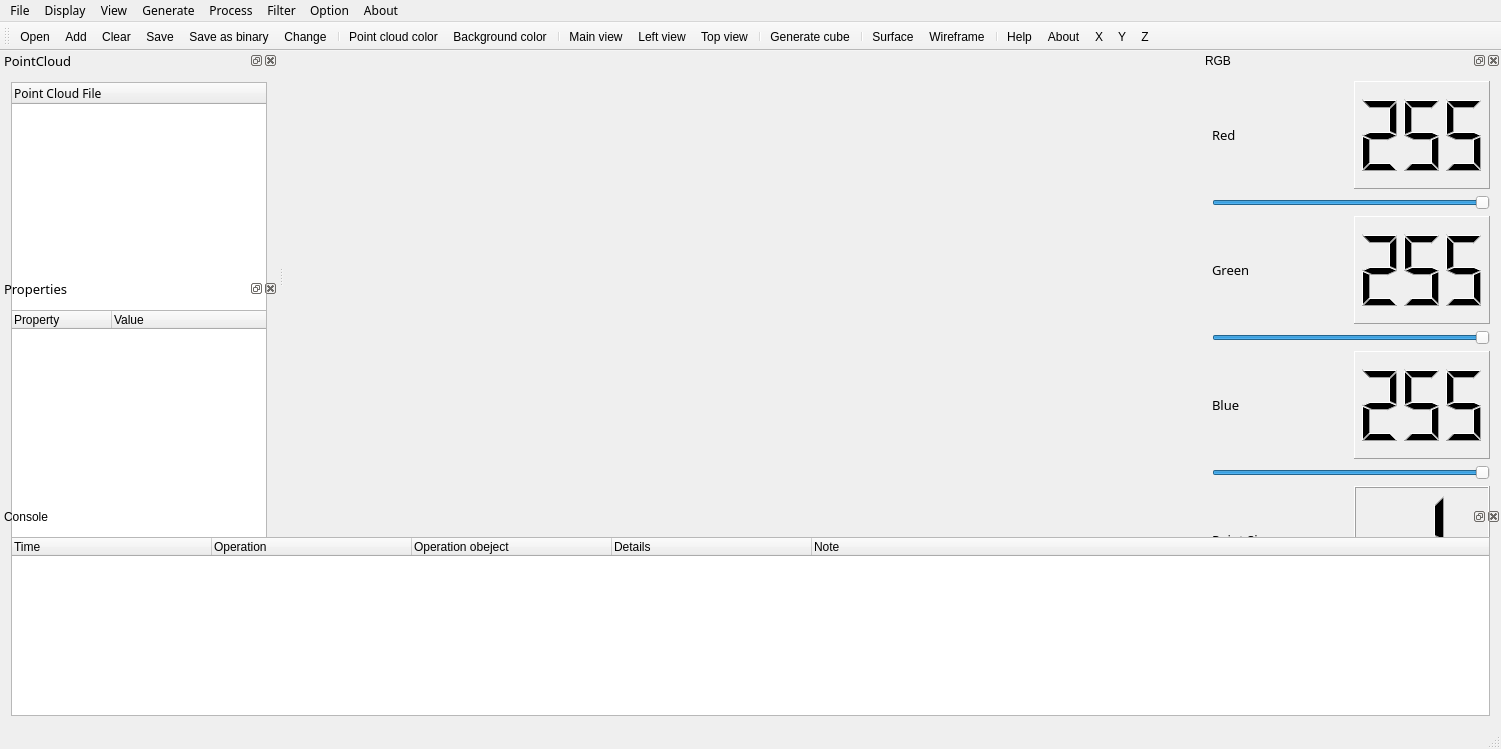
Qt form cloudviewer.ui (TJU-SSE-Lab510/PCV_new) before a commit.
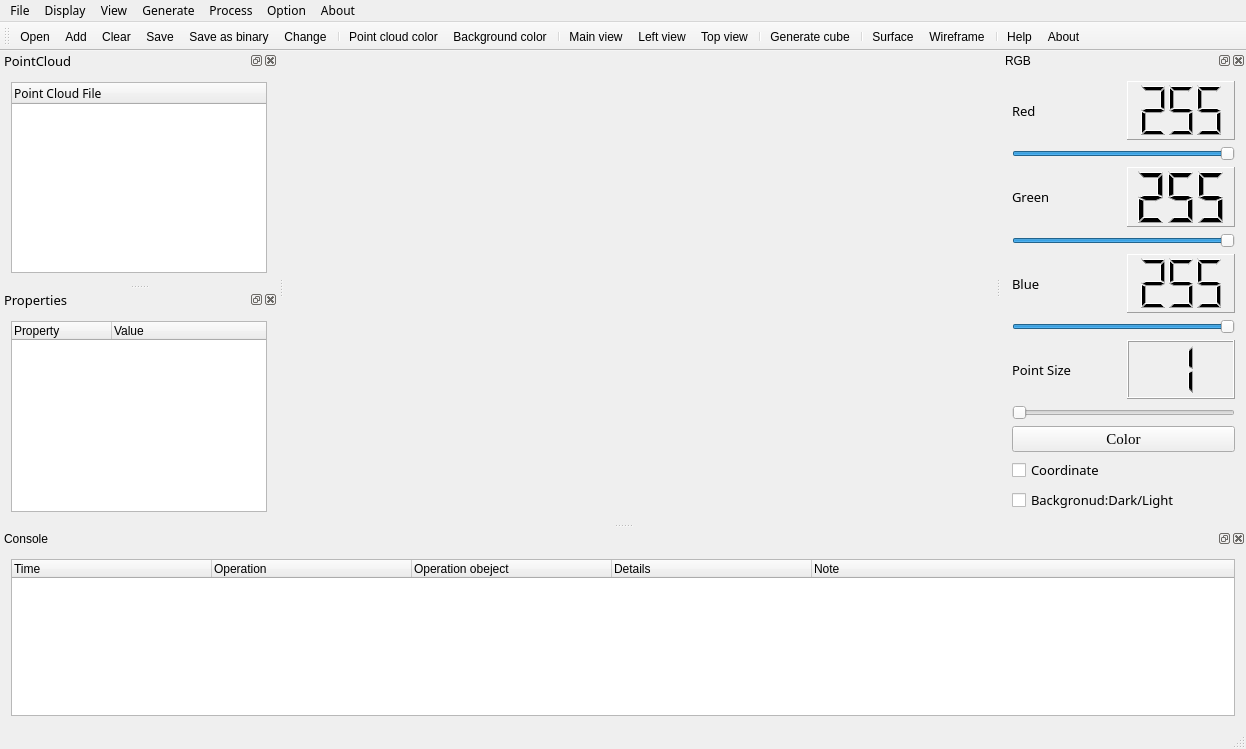
The same form after that commit. Icons and pictures are not drawn. Custom widgets are drawn as their Qt base class.

What changed in the file:
```diff
--- a/cloudviewer.ui
+++ b/cloudviewer.ui
@@ -6,7 +6,7 @@
    <rect>
     <x>0</x>
     <y>0</y>
-    <width>1501</width>
+    <width>1246</width>
     <height>749</height>
    </rect>
   </property>
@@ -91,16 +91,13 @@
    <addaction name="separator"/>
    <addaction name="helpAction"/>
    <addaction name="aboutAction"/>
-   <addaction name="actionX"/>
-   <addaction name="actionY"/>
-   <addaction name="actionZ"/>
   </widget>
   <widget class="QStatusBar" name="statusBar"/>
   <widget class="QDockWidget" name="RGBDock">
    <property name="minimumSize">
     <size>
-     <width>300</width>
-     <height>667</height>
+     <width>245</width>
+     <height>400</height>
     </size>
    </property>
    <property name="maximumSize">
@@ -462,7 +459,7 @@
    <property name="minimumSize">
     <size>
      <width>250</width>
-     <height>287</height>
+     <height>233</height>
     </size>
    </property>
    <property name="maximumSize">
@@ -516,7 +513,7 @@
    <property name="minimumSize">
     <size>
      <width>250</width>
-     <height>287</height>
+     <height>233</height>
     </size>
    </property>
    <property name="font">
@@ -649,8 +646,8 @@
   <widget class="QDockWidget" name="consoleDock">
    <property name="minimumSize">
     <size>
-     <width>220</width>
-     <height>220</height>
+     <width>200</width>
+     <height>140</height>
     </size>
    </property>
    <property name="maximumSize">
@@ -743,8 +740,8 @@
     <rect>
      <x>0</x>
      <y>0</y>
-     <width>1501</width>
-     <height>26</height>
+     <width>1246</width>
+     <height>23</height>
     </rect>
    </property>
    <property name="font">
@@ -851,19 +848,11 @@
     <addaction name="meshsurfaceAction"/>
     <addaction name="wireframeAction"/>
    </widget>
-   <widget class="QMenu" name="menuFilter">
-    <property name="title">
-     <string>Filter</string>
-    </property>
-    <addaction name="statisticalAction"/>
-    <addaction name="radiusAction"/>
-   </widget>
    <addaction name="menuFile"/>
    <addaction name="menuView"/>
    <addaction name="menuView_2"/>
    <addaction name="menuGenerate"/>
    <addaction name="menuProcess"/>
-   <addaction name="menuFilter"/>
    <addaction name="menuOption"/>
    <addaction name="menuAbout"/>
   </widget>
@@ -1142,43 +1131,6 @@
     <string>aaa</string>
    </property>
   </action>
-  <action name="actionX">
-   <property name="icon">
-    <iconset>
-     <normaloff>Resources/images/X.PNG</normaloff>Resources/images/X.PNG</iconset>
-   </property>
-   <property name="text">
-    <string>X</string>
-   </property>
-  </action>
-  <action name="actionY">
-   <property name="icon">
-    <iconset>
-     <normaloff>Resources/images/Y.PNG</normaloff>Resources/images/Y.PNG</iconset>
-   </property>
-   <property name="text">
-    <string>Y</string>
-   </property>
-  </action>
-  <action name="actionZ">
-   <property name="icon">
-    <iconset>
-     <normaloff>Resources/images/z.PNG</normaloff>Resources/images/z.PNG</iconset>
-   </property>
-   <property name="text">
-    <string>Z</string>
-   </property>
-  </action>
-  <action name="statisticalAction">
-   <property name="text">
-    <string>statisticalFilter</string>
-   </property>
-  </action>
-  <action name="radiusAction">
-   <property name="text">
-    <string>radiusFilter</string>
-   </property>
-  </action>
  </widget>
  <layoutdefault spacing="6" margin="11"/>
  <customwidgets>
```
